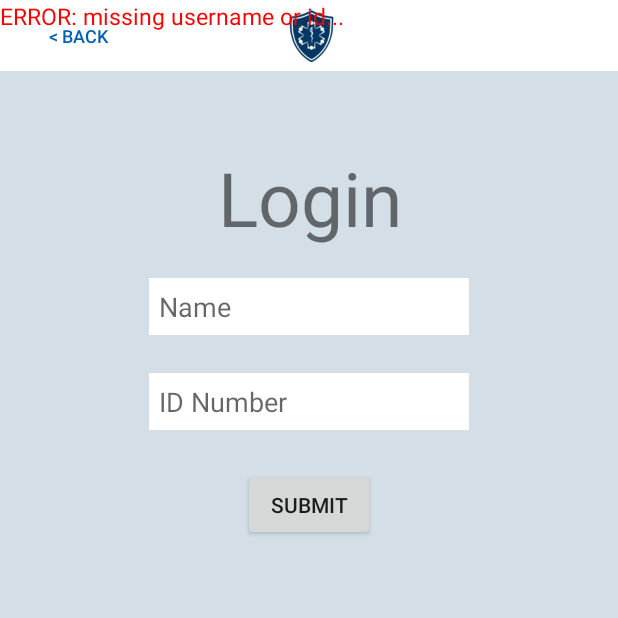
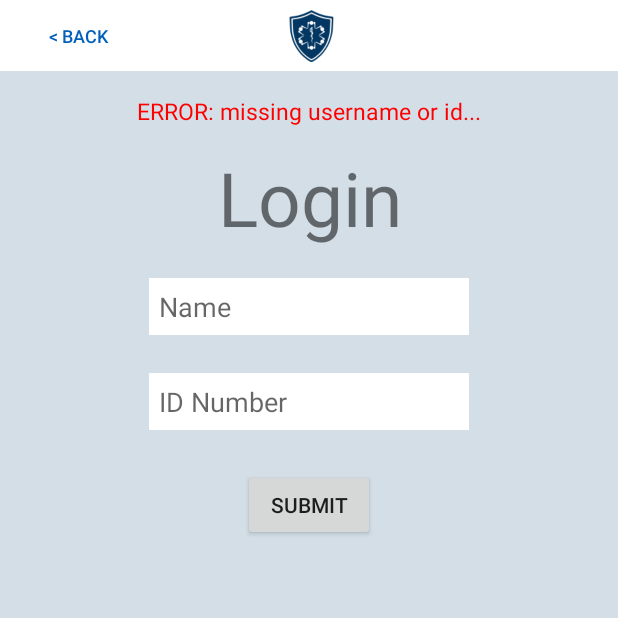
Before and after one commit to Mackatttack123/efar, an Android app: the loginScreen screen opened directly, with no data from a screen before it, after a tap on "SUBMIT", on a phone screen of 412 x 824 dp, the top half of it. Run offline under Robolectric (Android 15) with nearby library versions, the phone set to English and light mode, and no system bars; our stand-ins replace Firebase (no records; nobody signed in at launch, a user with empty details on screens opened directly).

Commit message:
working on fixes for notifications bug...not much progress

```diff
--- a/app/src/main/java/com/southafricaproject/efar/EFARMainActivity.java
+++ b/app/src/main/java/com/southafricaproject/efar/EFARMainActivity.java
@@ -429,6 +429,7 @@ public class EFARMainActivity extends AppCompatActivity {
                 FirebaseDatabase database = FirebaseDatabase.getInstance();
                 DatabaseReference userRef = database.getReference("users");
                 userRef.child(sharedPreferences.getString("id", "") + "/logged_in").setValue(false);
+                userRef.child(sharedPreferences.getString("id", "") + "/token").setValue("null");
                 editor.putString("id", "");
                 editor.putString("name", "");
                 editor.putBoolean("logged_in", false);
--- a/app/src/main/java/com/southafricaproject/efar/PatientMainActivity.java
+++ b/app/src/main/java/com/southafricaproject/efar/PatientMainActivity.java
@@ -179,6 +179,9 @@ public class PatientMainActivity extends AppCompatActivity {
         Boolean logged_in = sharedPreferences.getBoolean("logged_in", false);
 
         if(logged_in){
+            // start tracking efar
+            startService(new Intent(this, MyService.class));
+
             //change to logout button
             toLoginButton.setText("logout");
             toLoginButton.setOnClickListener(
@@ -192,6 +195,7 @@ public class PatientMainActivity extends AppCompatActivity {
                             FirebaseDatabase database = FirebaseDatabase.getInstance();
                             DatabaseReference userRef = database.getReference("users");
                             userRef.child(sharedPreferences.getString("id", "") + "/logged_in").setValue(false);
+                            userRef.child(sharedPreferences.getString("id", "") + "/token").setValue("null");
                             editor.putString("id", "");
                             editor.putString("name", "");
                             editor.putBoolean("logged_in", false);
--- a/app/src/main/res/layout/activity_login_screen.xml
+++ b/app/src/main/res/layout/activity_login_screen.xml
@@ -72,8 +72,12 @@
         android:layout_height="wrap_content"
         android:layout_centerHorizontal="true"
         android:id="@+id/errorLoginText"
-        tools:layout_editor_absoluteY="0sp"
-        tools:layout_editor_absoluteX="0sp"/>
+        android:layout_marginRight="8sp"
+        app:layout_constraintRight_toRightOf="parent"
+        android:layout_marginLeft="8sp"
+        app:layout_constraintLeft_toLeftOf="parent"
+        android:layout_marginTop="16sp"
+        app:layout_constraintTop_toBottomOf="@+id/imageView13"/>
 
     <EditText
         android:layout_width="wrap_content"
```
Also changed, not shown: app/src/main/res/layout/activity_patient_info.xml (+5 -5 lines), 1 other file.
